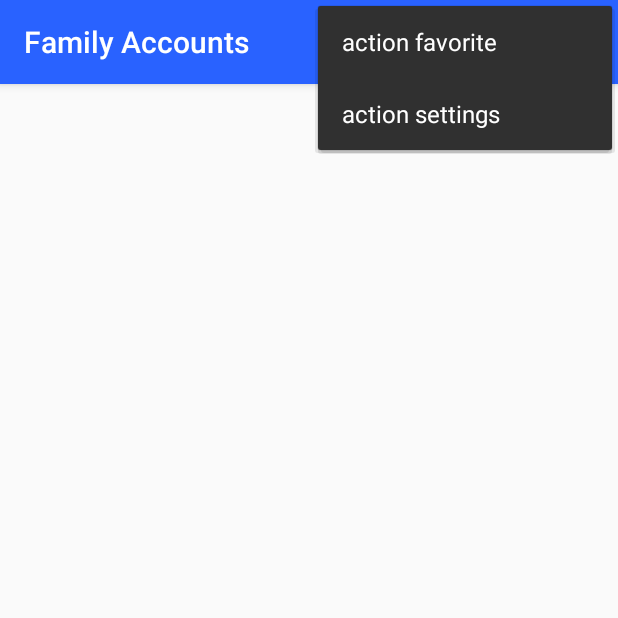
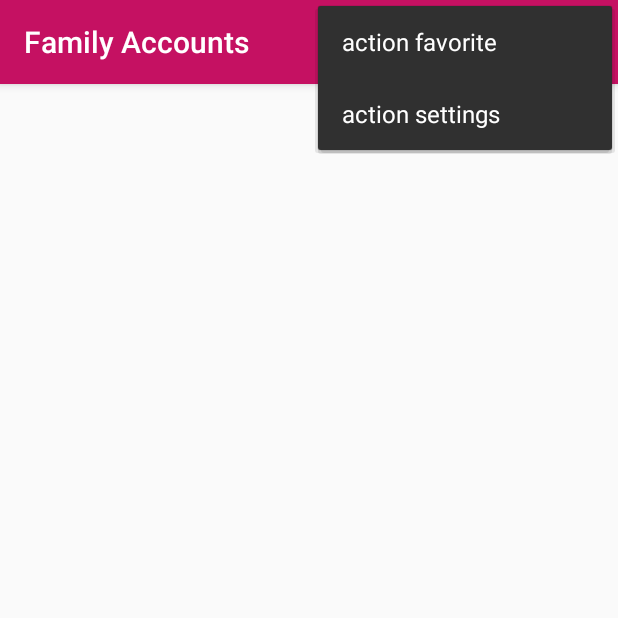
Before and after one commit to VictoriaWeaver/Senior-Project-App, an Android app: the FamilyAccountsActivity screen opened directly, with no data from a screen before it, with the options menu open, on a phone screen of 412 x 824 dp, the top half of it. Run offline under Robolectric (Android 15) with nearby library versions, the phone set to English and light mode, and no system bars.

Commit message:
Added different colors for different activities

```diff
--- a/SmartSecuritySystem/app/src/main/res/values/colors.xml
+++ b/SmartSecuritySystem/app/src/main/res/values/colors.xml
@@ -1,7 +1,30 @@
 <?xml version="1.0" encoding="utf-8"?>
 <resources>
+
+    <!--Main-->
     <color name="colorPrimary">#2962FF</color>
     <color name="colorPrimaryDark">#0039cb</color>
     <color name="colorAccent">#FF4081</color>
     <color name="colorPrimaryLight">#768FFF</color>
+
+    <!--Family-->
+    <color name="familyPrimary">#c51162</color>
+    <color name="familyPrimaryDark">#8e0038</color>
+    <color name="familyPrimaryLight">#fd558f</color>
+
+    <!--Guest-->
+    <color name="guestPrimary">#aa00ff</color>
+    <color name="guestPrimaryDark">#7200ca</color>
+    <color name="guestPrimaryLight">#e254ff</color>
+
+    <!--Camera-->
+    <color name="cameraPrimary">#43A047</color>
+    <color name="cameraPrimaryDark">#1B5E20</color>
+    <color name="cameraPrimaryLight">#66BB6A</color>
+
+    <!--Logs-->
+    <color name="logsPrimary">#EF6C00</color>
+    <color name="logsPrimaryDark">#E65100</color>
+    <color name="logsPrimaryLight">#FB8C00</color>
+
 </resources>
--- a/SmartSecuritySystem/app/src/main/res/values/styles.xml
+++ b/SmartSecuritySystem/app/src/main/res/values/styles.xml
@@ -8,8 +8,32 @@
         <item name="colorAccent">@color/colorAccent</item>
     </style>
 
-    <style name="myTheme" parent="Theme.AppCompat.Light">
-        <item name="android:actionMenuTextColor">@android:color/white</item>
+    <style name="AppThemeFamily" parent="Theme.AppCompat.Light.NoActionBar">
+        <!-- Customize your theme here. -->
+        <item name="colorPrimary">@color/familyPrimary</item>
+        <item name="colorPrimaryDark">@color/familyPrimaryDark</item>
+        <item name="colorAccent">@color/familyPrimaryLight</item>
+    </style>
+
+    <style name="AppThemeGuest" parent="Theme.AppCompat.Light.NoActionBar">
+        <!-- Customize your theme here. -->
+        <item name="colorPrimary">@color/guestPrimary</item>
+        <item name="colorPrimaryDark">@color/guestPrimaryDark</item>
+        <item name="colorAccent">@color/guestPrimaryLight</item>
+    </style>
+
+    <style name="AppThemeCamera" parent="Theme.AppCompat.Light.NoActionBar">
+        <!-- Customize your theme here. -->
+        <item name="colorPrimary">@color/cameraPrimary</item>
+        <item name="colorPrimaryDark">@color/cameraPrimaryDark</item>
+        <item name="colorAccent">@color/cameraPrimaryLight</item>
+    </style>
+
+    <style name="AppThemeLogs" parent="Theme.AppCompat.Light.NoActionBar">
+        <!-- Customize your theme here. -->
+        <item name="colorPrimary">@color/logsPrimary</item>
+        <item name="colorPrimaryDark">@color/logsPrimaryDark</item>
+        <item name="colorAccent">@color/logsPrimaryLight</item>
     </style>
 
 </resources>
```
Also changed, not shown: SmartSecuritySystem/app/src/main/AndroidManifest.xml (+8 -4 lines).
